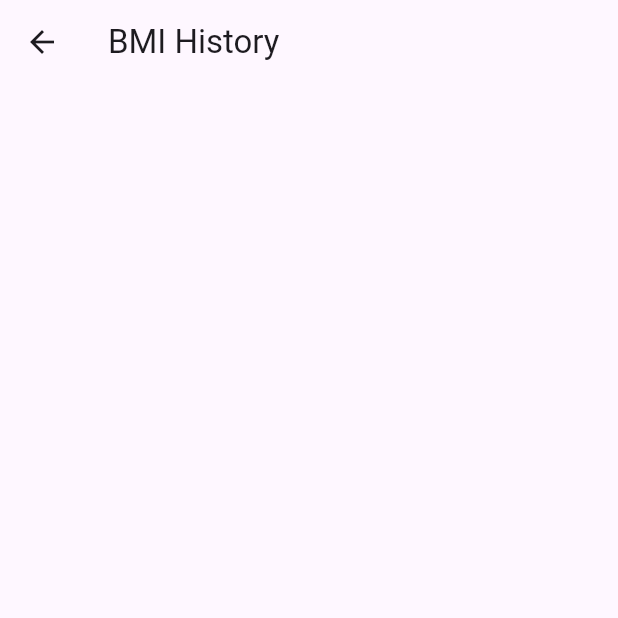
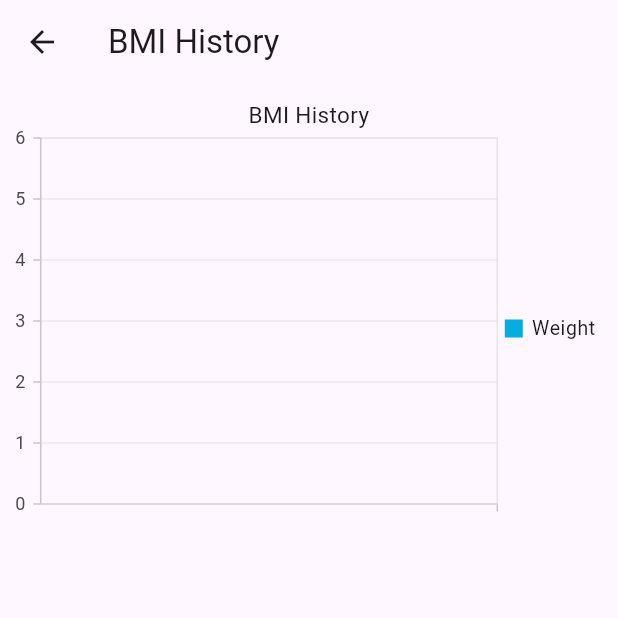
Before and after one commit to zweineu/info6350-final, a Flutter app: the HistoryPage screen opened by its route, on a phone screen of 412 x 824 dp, the top half of it. Run offline on Flutter 3.47's test engine with Material 3 defaults, Android fonts, the phone set to English and light mode, and no system bars; our stand-ins replace cloud_firestore, firebase_auth, firebase_core, percent_indicator, syncfusion_flutter_charts; missing offline and left inert: firebase_ui_auth; accounts and stored records are empty.

Commit message:
add chart in the history page

```diff
--- a/lib/bmi_history_page.dart
+++ b/lib/bmi_history_page.dart
@@ -1,6 +1,7 @@
 import 'package:cloud_firestore/cloud_firestore.dart';
 import 'package:flutter/material.dart';
 import 'package:intl/intl.dart';
+import 'package:syncfusion_flutter_charts/charts.dart';
 
 import 'bmi_record.dart';
 
@@ -24,7 +25,31 @@ class HistoryPage extends StatelessWidget {
           if (snapshot.hasError) {
             return Center(child: Text("Error: ${snapshot.error}"));
           }
-          return ListView.builder(
+          return Column(children: [
+            //Initialize the chart widget
+            SfCartesianChart(
+                primaryXAxis: CategoryAxis(),
+                // Chart title
+                title: ChartTitle(text: 'BMI History'),
+                // Enable legend
+                legend: Legend(isVisible: true),
+                // Enable tooltip
+                tooltipBehavior: TooltipBehavior(enable: true),
+                series: <CartesianSeries<BMIRecord, String>>[
+                  LineSeries<BMIRecord, String>(
+                      dataSource: snapshot.data,
+                      xValueMapper: (BMIRecord records, _) =>
+                          DateFormat('yyyy-MM-dd HH:mm').format(records.date),
+                      yValueMapper: (BMIRecord records, _) => records.weight,
+                      name: 'Weight',
+                      // Enable data label
+                      dataLabelSettings: DataLabelSettings(isVisible: true))
+                ]),
+            Expanded(
+                child: Padding(
+              padding: const EdgeInsets.all(8.0),
+              //Initialize the spark charts widget
+              child: ListView.builder(
                 itemCount: snapshot.data?.length ?? 0,
                 itemBuilder: (context, index) {
                   BMIRecord record = snapshot.data![index];
@@ -34,7 +59,9 @@ class HistoryPage extends StatelessWidget {
                         "Date: ${DateFormat('yyyy-MM-dd').format(record.date)}"),
                   );
                 },
-          );
+              ),
+            )),
+          ]);
         },
       ),
     );
--- a/pubspec.yaml
+++ b/pubspec.yaml
@@ -41,6 +41,7 @@ dependencies:
   firebase_core: ^2.27.0
   firebase_ui_auth: ^1.13.1
   cloud_firestore: ^4.15.8
+  syncfusion_flutter_charts: ^25.1.40
 
 dev_dependencies:
   flutter_test:
```
Also changed, not shown: pubspec.lock. Lines whose indentation alone changed are shown as unchanged.
